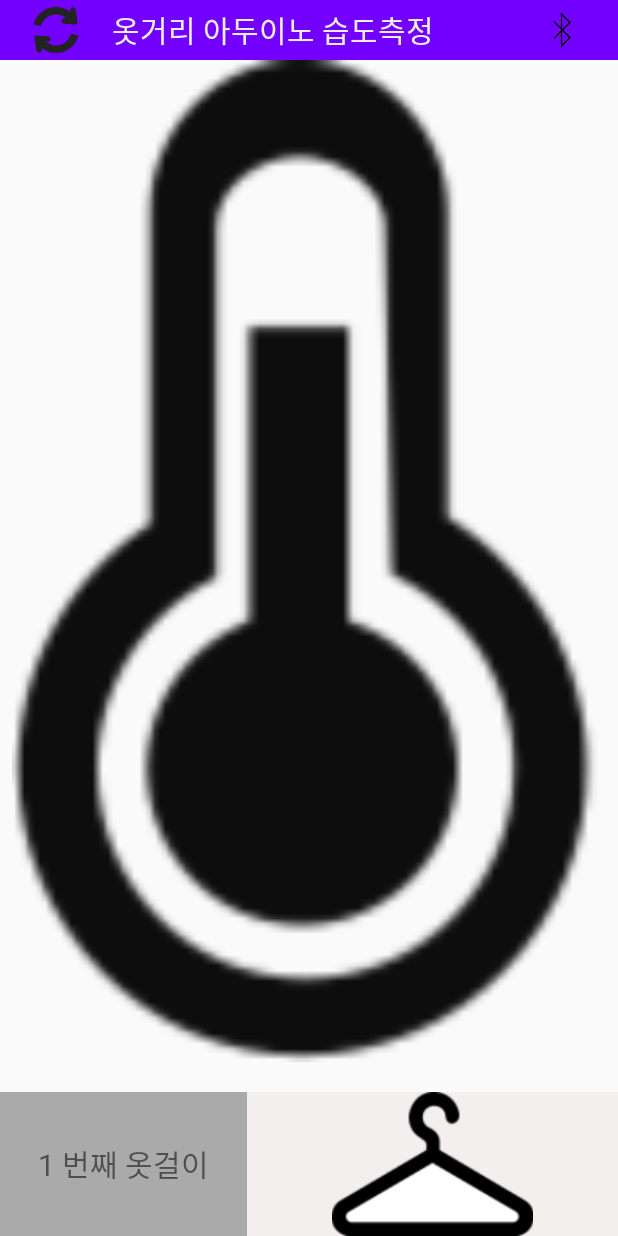
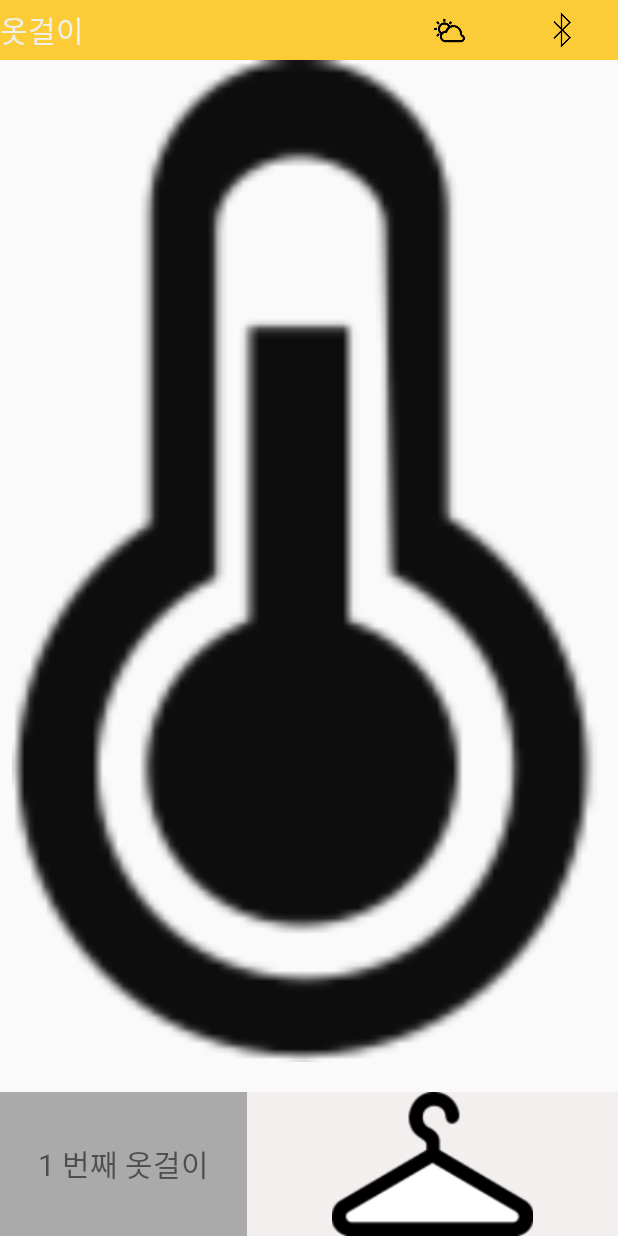
Before and after one commit to ksh4500/humid, an Android app: the screen it shows after launch (MainActivity), on a phone screen of 412 x 824 dp. Run offline under Robolectric (Android 15) with nearby library versions, the phone set to English and light mode, and no system bars; libraries missing offline, so code that uses them is left out: jxl.read.biff.

Commit message:
weather 추가

```diff
--- a/HumidGraph/app/src/main/AndroidManifest.xml
+++ b/HumidGraph/app/src/main/AndroidManifest.xml
@@ -2,10 +2,10 @@
 <manifest xmlns:android="http://schemas.android.com/apk/res/android"
     package="com.sds.study.humidgraph">
     <uses-permission android:name="android.permission.READ_EXTERNAL_STORAGE"/>
-
     <uses-permission android:name="android.permission.BLUETOOTH"/>
     <uses-permission android:name="android.permission.BLUETOOTH_ADMIN"/>
     <uses-permission android:name="android.permission.ACCESS_COARSE_LOCATION"/>
+    <uses-permission android:name="android.permission.INTERNET"/>
 
     <application
         android:allowBackup="true"
@@ -24,7 +24,9 @@
         </activity>
         <activity android:name=".DetailActivity"/>
         <activity android:name=".Bluetooth_MainActivity"/>
+        <activity android:name=".Weather"/>
         <service android:name=".NotificationService"/>
+
 
     </application>
 
--- a/HumidGraph/app/src/main/java/com/sds/study/humidgraph/MainActivity.java
+++ b/HumidGraph/app/src/main/java/com/sds/study/humidgraph/MainActivity.java
@@ -76,6 +76,17 @@ public class MainActivity extends AppCompatActivity {
                 Toast.makeText(getApplicationContext(),"블루투스 리스트 화면으로 이동",Toast.LENGTH_SHORT).show();
             }
         });
+
+        ImageView weather=(ImageView)findViewById(R.id.weather);
+
+        weather.setOnClickListener(new View.OnClickListener() {
+            @Override
+            public void onClick(View view) {
+                Toast.makeText(getApplicationContext(),"날씨 리스트 화면으로 이동",Toast.LENGTH_SHORT).show();
+                Intent intent=new Intent(getApplicationContext(),Weather.class);
+                startActivity(intent);
+            }
+        });
     }
 
     public void initDB(){//sqlite초기화
--- a/HumidGraph/app/src/main/res/layout/gallery_main.xml
+++ b/HumidGraph/app/src/main/res/layout/gallery_main.xml
@@ -10,15 +10,7 @@
     <LinearLayout
         android:layout_width="match_parent"
         android:layout_height="40dp"
-        android:background="#7300ff">
-
-        <ImageView
-            android:id="@+id/refresh"
-            android:src="@drawable/refresh"
-            android:layout_weight="2"
-            android:layout_width="0dp"
-            android:layout_height="wrap_content"
-            />
+        android:background="#fbcb38">
 
         <TextView
             android:layout_gravity="center_vertical"
@@ -27,7 +19,17 @@
             android:textSize="20dp"
             android:layout_height="wrap_content"
             android:textColor="#f0efeb"
-            android:text="옷거리 아두이노 습도측정"/>
+            android:text="옷걸이"/>
+
+        <ImageView
+            android:id="@+id/weather"
+            android:src="@drawable/weatherbutton"
+            android:textColor="#f0efeb"
+            android:layout_gravity="center_vertical"
+            android:text="확인"
+            android:layout_weight="2"
+            android:layout_width="0dp"
+            android:layout_height="25dp" />
 
         <ImageView
             android:id="@+id/bluetooth"
```
Also changed, not shown: HumidGraph/app/src/main/java/com/sds/study/humidgraph/Weather.java (added, +99 -0 lines), HumidGraph/app/src/main/res/layout/weather.xml (added, +19 -0 lines), HumidGraph/app/src/main/res/drawable/weatherbutton.png (added), 1 other file.
